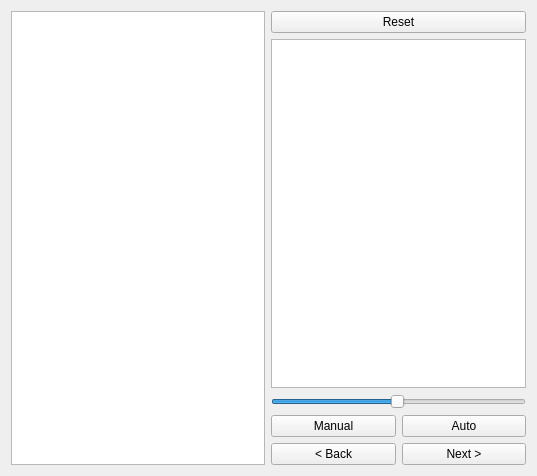
Rattlesnek/ICP, file chesswindow.ui: the form before one commit.
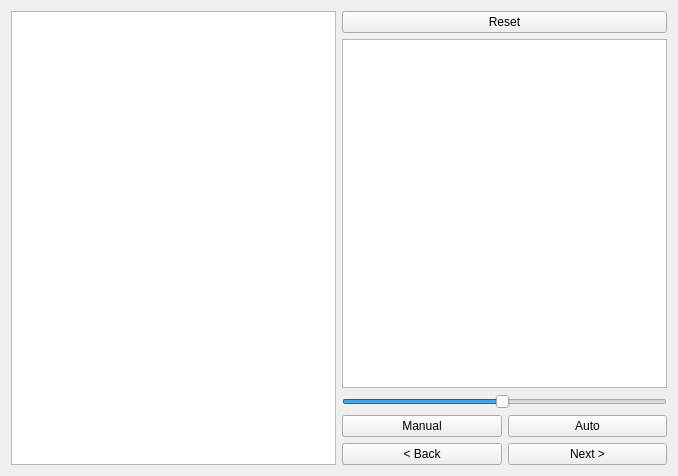
The form after the commit.

Diff of the .ui file:
```diff
--- a/chesswindow.ui
+++ b/chesswindow.ui
@@ -6,7 +6,7 @@
    <rect>
     <x>0</x>
     <y>0</y>
-    <width>537</width>
+    <width>678</width>
     <height>476</height>
    </rect>
   </property>
```
